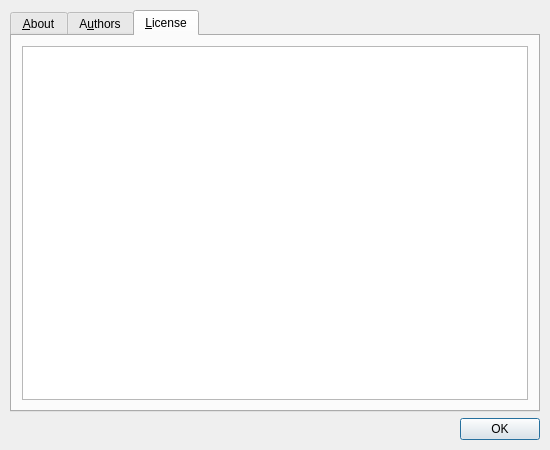
Old version of the form src/mainwindow/aboutdialog.ui in the repository MUME/MMapper.
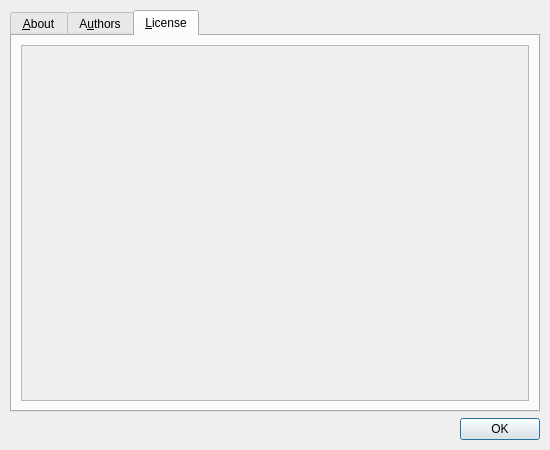
New version of the form. The open tabs and pages were chosen to show the change.

Commit message: add boost license for immer to about dialog

The edit to the form file:
```diff
--- a/src/mainwindow/aboutdialog.ui
+++ b/src/mainwindow/aboutdialog.ui
@@ -161,27 +161,36 @@
       <attribute name="title">
        <string>&amp;License</string>
       </attribute>
-      <layout class="QHBoxLayout" name="licenseTabLayout">
-       <property name="spacing">
-        <number>6</number>
-       </property>
+      <layout class="QVBoxLayout" name="licenseTabLayout">
+       <item>
+        <widget class="QScrollArea" name="licenseScrollArea">
+         <property name="widgetResizable">
+          <bool>true</bool>
+         </property>
+         <widget class="QWidget" name="licenseScrollAreaContents">
+          <property name="geometry">
+           <rect>
+            <x>0</x>
+            <y>0</y>
+            <width>482</width>
+            <height>347</height>
+           </rect>
+          </property>
+          <layout class="QVBoxLayout" name="licenseLayout">
        <property name="leftMargin">
-        <number>10</number>
+            <number>0</number>
        </property>
        <property name="topMargin">
-        <number>10</number>
+            <number>0</number>
        </property>
        <property name="rightMargin">
-        <number>10</number>
+            <number>0</number>
        </property>
        <property name="bottomMargin">
-        <number>10</number>
-       </property>
-       <item>
-        <widget class="QTextBrowser" name="licenseView">
-         <property name="openExternalLinks">
-          <bool>true</bool>
-         </property>
+            <number>0</number>
+           </property>
+          </layout>
+         </widget>
         </widget>
        </item>
       </layout>
```
Left out of the diff: 4 changed lines with no effect on the pictures. Lines whose indentation alone changed are shown as unchanged. The commit also changes 8 other files.
